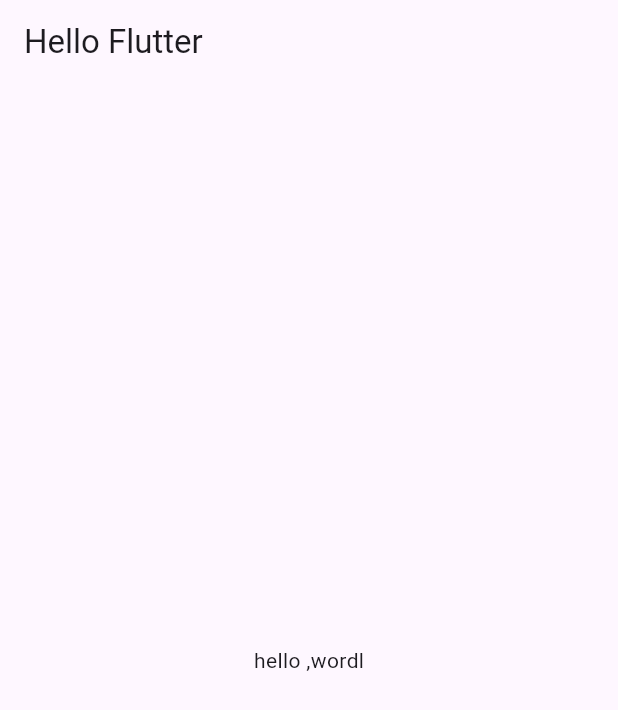
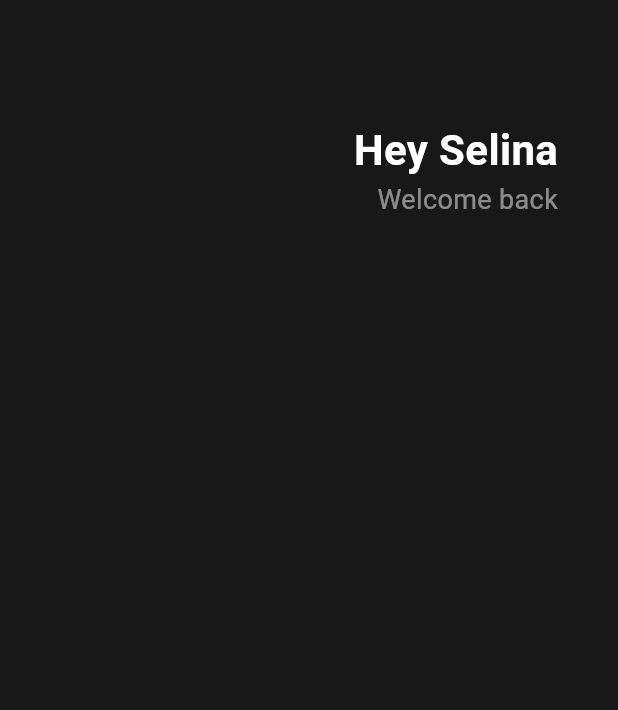
Before and after one commit to heywb456789/Flutter_example, a Flutter app: the screen it shows after launch, on a phone screen of 412 x 824 dp. Shown: the top 710 px of the screen. Run offline on Flutter 3.47's test engine with Material 3 defaults, Android fonts, the phone set to English and light mode, and no system bars.

Commit message:
vscode 세팅 및 UI 개발중

```diff
--- a/toonflix/lib/main.dart
+++ b/toonflix/lib/main.dart
@@ -17,11 +17,41 @@ class App extends StatelessWidget {
       //앱의 스타일 MaterialApp : Android // CupertinoApp: IOS
       //scaffold :
       home: Scaffold(
-        appBar: AppBar(
-          title: Text('Hello Flutter'),
-        ),
-        body: Center(
-          child: Text('hello ,wordl'),
+        backgroundColor: Color(0xFF181818),
+        body: Padding(
+          padding: EdgeInsets.symmetric(horizontal: 40),
+          child: Column(
+            children: [
+              SizedBox(
+                height: 80,
+              ),
+              Row(
+                mainAxisAlignment: MainAxisAlignment.end,
+                children: [
+                  Column(
+                    crossAxisAlignment: CrossAxisAlignment.end,
+                    children: [
+                      Text(
+                        'Hey Selina',
+                        style: TextStyle(
+                          color: Colors.white,
+                          fontSize: 28,
+                          fontWeight: FontWeight.w600,
+                        ),
+                      ),
+                      Text(
+                        'Welcome back',
+                        style: TextStyle(
+                          color: Colors.white.withOpacity(0.5),
+                          fontSize: 18,
+                        ),
+                      ),
+                    ],
+                  )
+                ],
+              )
+            ],
+          ),
         ),
       ),
     );
```
